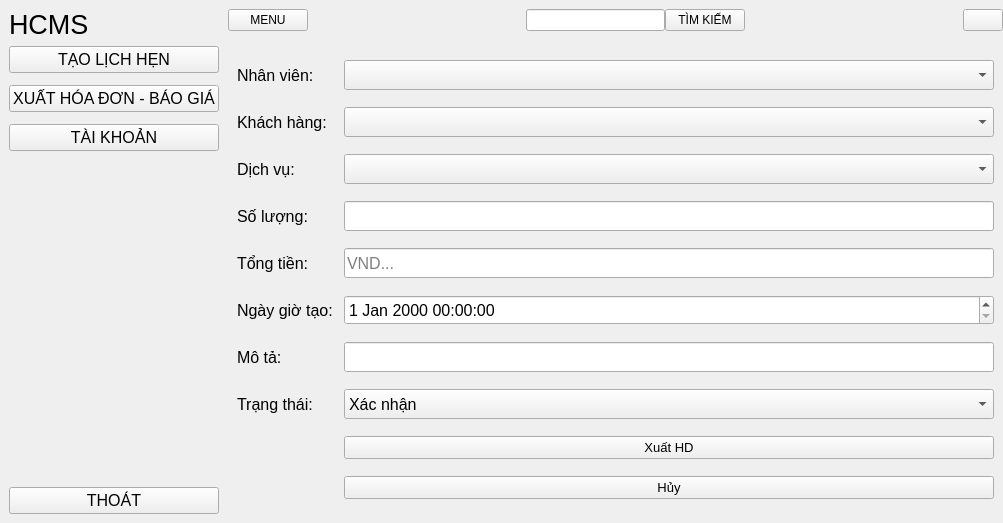
First picture: the form in views/nhanvien.ui, repository id4wndatt/Healthcare_management_system_PyApp, before the edit.
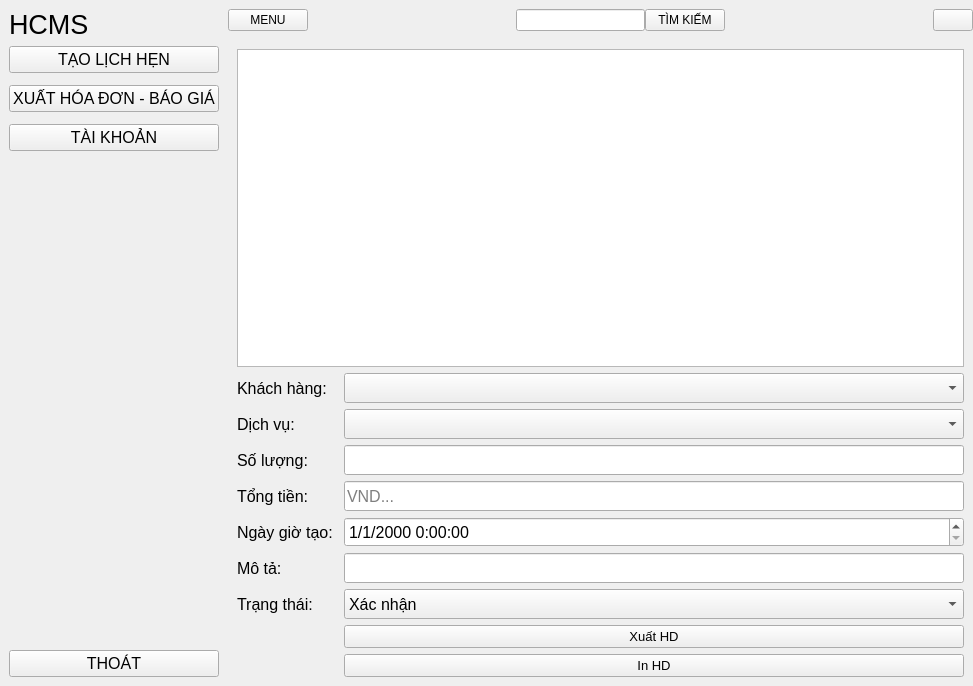
Second picture: the form after the edit. The open tabs and pages were chosen to show the change.

The edit to the form file:
```diff
--- a/views/nhanvien.ui
+++ b/views/nhanvien.ui
@@ -6,8 +6,8 @@
    <rect>
     <x>0</x>
     <y>0</y>
-    <width>1003</width>
-    <height>523</height>
+    <width>973</width>
+    <height>686</height>
    </rect>
   </property>
   <property name="windowTitle">
@@ -402,64 +402,7 @@
          </widget>
          <widget class="QWidget" name="page_hd">
           <layout class="QGridLayout" name="gridLayout_3">
-           <item row="2" column="0">
-            <widget class="QLabel" name="label_5">
-             <property name="font">
-              <font>
-               <pointsize>12</pointsize>
-              </font>
-             </property>
-             <property name="text">
-              <string>Khách hàng: </string>
-             </property>
-            </widget>
-           </item>
-           <item row="12" column="0">
-            <widget class="QLabel" name="label_12">
-             <property name="font">
-              <font>
-               <pointsize>12</pointsize>
-              </font>
-             </property>
-             <property name="text">
-              <string>Trạng thái: </string>
-             </property>
-            </widget>
-           </item>
-           <item row="2" column="1">
-            <widget class="QComboBox" name="cbb_nv_hd">
-             <property name="minimumSize">
-              <size>
-               <width>0</width>
-               <height>30</height>
-              </size>
-             </property>
-             <property name="maximumSize">
-              <size>
-               <width>16777215</width>
-               <height>30</height>
-              </size>
-             </property>
-             <property name="font">
-              <font>
-               <pointsize>12</pointsize>
-              </font>
-             </property>
-            </widget>
-           </item>
-           <item row="15" column="1">
-            <widget class="QPushButton" name="btn_huy_hd">
-             <property name="font">
-              <font>
-               <pointsize>10</pointsize>
-              </font>
-             </property>
-             <property name="text">
-              <string>Hủy</string>
-             </property>
-            </widget>
-           </item>
-           <item row="6" column="0">
+           <item row="4" column="0">
             <widget class="QLabel" name="label_7">
              <property name="font">
               <font>
@@ -471,19 +414,28 @@
              </property>
             </widget>
            </item>
-           <item row="8" column="0">
-            <widget class="QLabel" name="label_9">
+           <item row="1" column="1">
+            <widget class="QComboBox" name="cbb_kh_hdct">
+             <property name="minimumSize">
+              <size>
+               <width>0</width>
+               <height>30</height>
+              </size>
+             </property>
+             <property name="maximumSize">
+              <size>
+               <width>16777215</width>
+               <height>30</height>
+              </size>
+             </property>
              <property name="font">
               <font>
                <pointsize>12</pointsize>
               </font>
              </property>
-             <property name="text">
-              <string>Mô tả: </string>
-             </property>
             </widget>
            </item>
-           <item row="6" column="1">
+           <item row="4" column="1">
             <widget class="QLineEdit" name="txt_tongtien_hd">
              <property name="minimumSize">
               <size>
@@ -507,108 +459,20 @@
              </property>
             </widget>
            </item>
-           <item row="1" column="0">
-            <widget class="QLabel" name="label_6">
+           <item row="11" column="1">
+            <widget class="QPushButton" name="btn_huy_hd">
              <property name="font">
               <font>
-               <pointsize>12</pointsize>
+               <pointsize>10</pointsize>
               </font>
              </property>
              <property name="text">
-              <string>Nhân viên: </string>
+              <string>In HD</string>
              </property>
             </widget>
            </item>
-           <item row="5" column="0">
-            <widget class="QLabel" name="label_11">
-             <property name="font">
-              <font>
-               <pointsize>12</pointsize>
-              </font>
-             </property>
-             <property name="text">
-              <string>Số lượng: </string>
-             </property>
-            </widget>
-           </item>
-           <item row="8" column="1">
-            <widget class="QLineEdit" name="txt_mota_hd">
-             <property name="minimumSize">
-              <size>
-               <width>0</width>
-               <height>30</height>
-              </size>
-             </property>
-             <property name="maximumSize">
-              <size>
-               <width>16777215</width>
-               <height>30</height>
-              </size>
-             </property>
-             <property name="font">
-              <font>
-               <pointsize>12</pointsize>
-              </font>
-             </property>
-             <property name="placeholderText">
-              <string/>
-             </property>
-            </widget>
-           </item>
-           <item row="4" column="1">
-            <widget class="QComboBox" name="cbb_dv_hdct">
-             <property name="minimumSize">
-              <size>
-               <width>0</width>
-               <height>30</height>
-              </size>
-             </property>
-             <property name="maximumSize">
-              <size>
-               <width>16777215</width>
-               <height>30</height>
-              </size>
-             </property>
-             <property name="font">
-              <font>
-               <pointsize>12</pointsize>
-              </font>
-             </property>
-            </widget>
-           </item>
-           <item row="12" column="1">
-            <widget class="QComboBox" name="cbb_trangthai_hd">
-             <property name="minimumSize">
-              <size>
-               <width>0</width>
-               <height>30</height>
-              </size>
-             </property>
-             <property name="maximumSize">
-              <size>
-               <width>16777215</width>
-               <height>30</height>
-              </size>
-             </property>
-             <property name="font">
-              <font>
-               <pointsize>12</pointsize>
-              </font>
-             </property>
-             <item>
-              <property name="text">
-               <string>Xác nhận</string>
-              </property>
-             </item>
-             <item>
-              <property name="text">
-               <string>Chờ xác nhận</string>
-              </property>
-             </item>
-            </widget>
-           </item>
            <item row="5" column="1">
-            <widget class="QLineEdit" name="txt_soluong_hdct">
+            <widget class="QDateTimeEdit" name="date_hd">
              <property name="minimumSize">
               <size>
                <width>0</width>
@@ -626,12 +490,12 @@
                <pointsize>12</pointsize>
               </font>
              </property>
-             <property name="placeholderText">
-              <string/>
+             <property name="displayFormat">
+              <string>d/M/yyyy h:mm:ss</string>
              </property>
             </widget>
            </item>
-           <item row="4" column="0">
+           <item row="2" column="0">
             <widget class="QLabel" name="label_10">
              <property name="font">
               <font>
@@ -643,7 +507,22 @@
              </property>
             </widget>
            </item>
+           <item row="0" column="0" colspan="2">
+            <widget class="QTableWidget" name="tbl_hd_nv"/>
+           </item>
            <item row="7" column="0">
+            <widget class="QLabel" name="label_12">
+             <property name="font">
+              <font>
+               <pointsize>12</pointsize>
+              </font>
+             </property>
+             <property name="text">
+              <string>Trạng thái: </string>
+             </property>
+            </widget>
+           </item>
+           <item row="5" column="0">
             <widget class="QLabel" name="label_8">
              <property name="font">
               <font>
@@ -655,7 +534,143 @@
              </property>
             </widget>
            </item>
-           <item row="14" column="1">
+           <item row="7" column="1">
+            <widget class="QComboBox" name="cbb_trangthai_hd">
+             <property name="minimumSize">
+              <size>
+               <width>0</width>
+               <height>30</height>
+              </size>
+             </property>
+             <property name="maximumSize">
+              <size>
+               <width>16777215</width>
+               <height>30</height>
+              </size>
+             </property>
+             <property name="font">
+              <font>
+               <pointsize>12</pointsize>
+              </font>
+             </property>
+             <item>
+              <property name="text">
+               <string>Xác nhận</string>
+              </property>
+             </item>
+             <item>
+              <property name="text">
+               <string>Chờ xác nhận</string>
+              </property>
+             </item>
+            </widget>
+           </item>
+           <item row="1" column="0">
+            <widget class="QLabel" name="label_5">
+             <property name="font">
+              <font>
+               <pointsize>12</pointsize>
+              </font>
+             </property>
+             <property name="text">
+              <string>Khách hàng: </string>
+             </property>
+            </widget>
+           </item>
+           <item row="2" column="1">
+            <widget class="QComboBox" name="cbb_dv_hdct">
+             <property name="minimumSize">
+              <size>
+               <width>0</width>
+               <height>30</height>
+              </size>
+             </property>
+             <property name="maximumSize">
+              <size>
+               <width>16777215</width>
+               <height>30</height>
+              </size>
+             </property>
+             <property name="font">
+              <font>
+               <pointsize>12</pointsize>
+              </font>
+             </property>
+            </widget>
+           </item>
+           <item row="6" column="0">
+            <widget class="QLabel" name="label_9">
+             <property name="font">
+              <font>
+               <pointsize>12</pointsize>
+              </font>
+             </property>
+             <property name="text">
+              <string>Mô tả: </string>
+             </property>
+            </widget>
+           </item>
+           <item row="6" column="1">
+            <widget class="QLineEdit" name="txt_mota_hd">
+             <property name="minimumSize">
+              <size>
+               <width>0</width>
+               <height>30</height>
+              </size>
+             </property>
+             <property name="maximumSize">
+              <size>
+               <width>16777215</width>
+               <height>30</height>
+              </size>
+             </property>
+             <property name="font">
+              <font>
+               <pointsize>12</pointsize>
+              </font>
+             </property>
+             <property name="placeholderText">
+              <string/>
+             </property>
+            </widget>
+           </item>
+           <item row="3" column="0">
+            <widget class="QLabel" name="label_11">
+             <property name="font">
+              <font>
+               <pointsize>12</pointsize>
+              </font>
+             </property>
+             <property name="text">
+              <string>Số lượng: </string>
+             </property>
+            </widget>
+           </item>
+           <item row="3" column="1">
+            <widget class="QLineEdit" name="txt_soluong_hdct">
+             <property name="minimumSize">
+              <size>
+               <width>0</width>
+               <height>30</height>
+              </size>
+             </property>
+             <property name="maximumSize">
+              <size>
+               <width>16777215</width>
+               <height>30</height>
+              </size>
+             </property>
+             <property name="font">
+              <font>
+               <pointsize>12</pointsize>
+              </font>
+             </property>
+             <property name="placeholderText">
+              <string/>
+             </property>
+            </widget>
+           </item>
+           <item row="8" column="1">
             <widget class="QPushButton" name="btn_xuat_hd">
              <property name="font">
               <font>
@@ -667,48 +682,6 @@
              </property>
             </widget>
            </item>
-           <item row="1" column="1">
-            <widget class="QComboBox" name="cbb_kh_hd">
-             <property name="minimumSize">
-              <size>
-               <width>0</width>
-               <height>30</height>
-              </size>
-             </property>
-             <property name="maximumSize">
-              <size>
-               <width>16777215</width>
-               <height>30</height>
-              </size>
-             </property>
-             <property name="font">
-              <font>
-               <pointsize>12</pointsize>
-              </font>
-             </property>
-            </widget>
-           </item>
-           <item row="7" column="1">
-            <widget class="QDateTimeEdit" name="date_hd">
-             <property name="minimumSize">
-              <size>
-               <width>0</width>
-               <height>30</height>
-              </size>
-             </property>
-             <property name="maximumSize">
-              <size>
-               <width>16777215</width>
-               <height>30</height>
-              </size>
-             </property>
-             <property name="font">
-              <font>
-               <pointsize>12</pointsize>
-              </font>
-             </property>
-            </widget>
-           </item>
           </layout>
          </widget>
          <widget class="QWidget" name="page_tk_nv">
```
Left out of the diff: 42 changed lines with no effect on the pictures.
